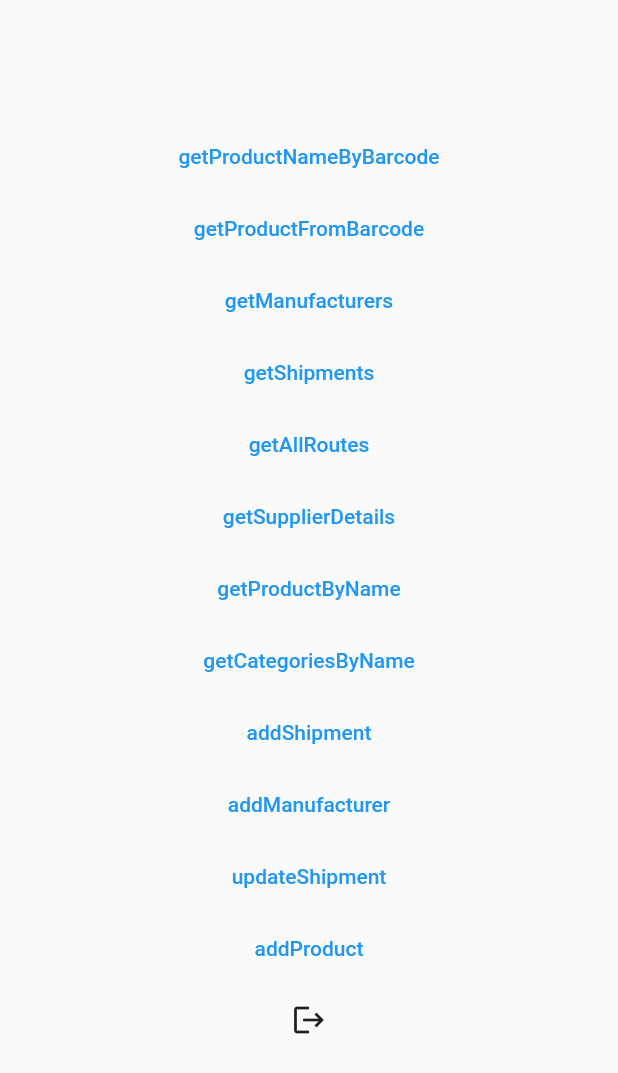
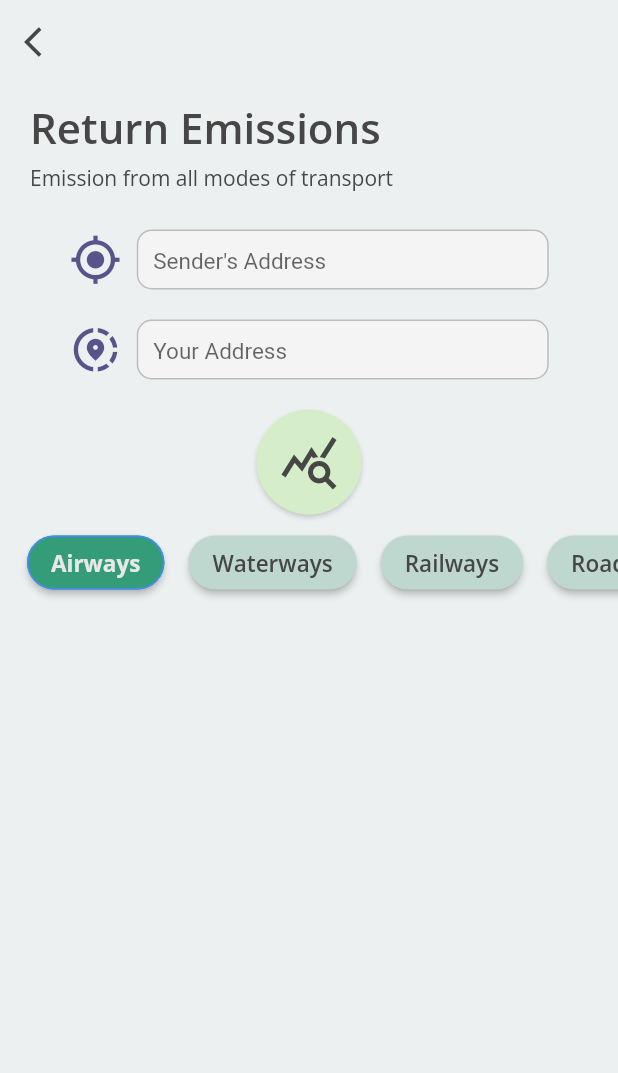
Before and after one commit to TheNova22/ecotag-frontend, a Flutter app: the screen it shows once a user with an empty profile is signed in, after a tap on "getAllRoutes", on a phone screen of 412 x 824 dp. Shown: the top 1073 px of the screen. Run offline on Flutter 3.47's test engine with Material 2 defaults, Android fonts, the light colour scheme and no system bars; our stand-ins replace dio, firebase_auth, firebase_core, fluttertoast, google_fonts, google_sign_in and 2 more; accounts and stored records are empty; network calls fail.

Commit message:
Reverse logistics screen added and integrated

```diff
--- a/lib/screens/api_test.dart
+++ b/lib/screens/api_test.dart
@@ -1,7 +1,7 @@
 import 'package:firebase_auth/firebase_auth.dart';
 import 'package:flutter/material.dart';
-
-import '../utils/api_functions.dart';
+import 'package:sih_frontend/screens/reverseLogistics/reverse_logistics.dart';
+import 'package:sih_frontend/utils/api_functions.dart';
 
 class APITestScreen extends StatelessWidget {
   const APITestScreen({Key? key}) : super(key: key);
@@ -46,14 +46,21 @@ class APITestScreen extends StatelessWidget {
                 },
               ),
               TextButton(
-                child: const Text("getAllRoutes"),
-                onPressed: () async {
-                  final x = await EcoTagAPI().getAllRoutes(
-                      fromAddress: "Mathikere, Bangalore",
-                      toAddress: "NIT Silchar, Silchar, Assam");
-                  debugPrint(x.toString());
-                },
-              ),
+                  child: const Text("getAllRoutes"),
+                  onPressed: () {
+                    Navigator.push(
+                        context,
+                        MaterialPageRoute(
+                            builder: (BuildContext context) =>
+                                ReverseLogisticsScreen()));
+                  }
+                  // () async {
+                  //   final x = await EcoTagAPI().getAllRoutes(
+                  //       fromAddress: "Mathikere, Bangalore",
+                  //       toAddress: "NIT Silchar, Silchar, Assam");
+                  //   debugPrint(x.toString());
+                  // },
+                  ),
               TextButton(
                 child: const Text("getSupplierDetails"),
                 onPressed: () async {
--- /dev/null
+++ b/lib/screens/reverseLogistics/components/custom_tfield.dart
@@ -0,0 +1,64 @@
+import 'package:flutter/material.dart';
+
+class CustomTextField extends StatelessWidget {
+  const CustomTextField(
+      {Key? key,
+      required this.controller,
+      required this.title,
+      required this.hint,
+      required this.width,
+      required this.height,
+      required this.prefixIcon})
+      : super(key: key);
+
+  final TextEditingController controller;
+  final String title;
+  final String hint;
+  final double width;
+  final double height;
+  final IconData prefixIcon;
+
+  @override
+  Widget build(BuildContext context) {
+    return Row(
+      mainAxisAlignment: MainAxisAlignment.center,
+      children: [
+        Icon(
+          prefixIcon,
+          size: 35,
+          color: Color.fromARGB(255, 88, 83, 138),
+        ),
+        Container(
+          width: width,
+          height: height - 20,
+          margin: const EdgeInsets.only(left: 10),
+          decoration: BoxDecoration(
+            borderRadius: const BorderRadius.only(
+              topLeft: Radius.circular(10),
+              topRight: Radius.circular(10),
+              bottomLeft: Radius.circular(10),
+              bottomRight: Radius.circular(10),
+            ),
+            color: Color.fromARGB(255, 244, 244, 244),
+            border: Border.all(
+              color: const Color.fromRGBO(189, 189, 189, 1),
+              width: 1,
+            ),
+          ),
+          padding: const EdgeInsets.only(left: 10),
+          child: TextField(
+            controller: controller,
+            style: TextStyle(fontSize: 15),
+            cursorColor: const Color.fromARGB(255, 83, 82, 82),
+            decoration: InputDecoration(
+                hintText: hint,
+                focusedBorder: const UnderlineInputBorder(
+                    borderSide: BorderSide(color: Colors.transparent)),
+                enabledBorder: const UnderlineInputBorder(
+                    borderSide: BorderSide(color: Colors.transparent))),
+          ),
+        )
+      ],
+    );
+  }
+}
--- /dev/null
+++ b/lib/screens/reverseLogistics/reverse_logistics.dart
@@ -0,0 +1,212 @@
+// ignore_for_file: prefer_const_constructors, unused_local_variable
+
+import 'dart:math';
+
+import 'package:flutter/material.dart';
+import 'package:google_fonts/google_fonts.dart';
+import 'package:sih_frontend/model/result.dart';
+import 'package:sih_frontend/model/route.dart' as rt;
+import 'package:sih_frontend/screens/reverseLogistics/components/custom_tfield.dart';
+import 'package:sih_frontend/screens/reverseLogistics/components/mode_details.dart';
+import 'package:sih_frontend/utils/api_functions.dart';
+import 'package:timelines/timelines.dart';
+
+class ReverseLogisticsScreen extends StatefulWidget {
+  ReverseLogisticsScreen({Key? key}) : super(key: key);
+
+  @override
+  State<ReverseLogisticsScreen> createState() => _ReverseLogisticsScreenState();
+}
+
+class _ReverseLogisticsScreenState extends State<ReverseLogisticsScreen> {
+  TextEditingController fromController = TextEditingController();
+  TextEditingController toController = TextEditingController();
+  bool searched = false;
+  rt.Route res =
+      rt.Route.fromMap({"source": "", "destination": "", "result": []});
+  int selectedIndex = 0;
+
+  @override
+  Widget build(BuildContext context) {
+    double w = MediaQuery.of(context).size.width;
+    double h = MediaQuery.of(context).size.height;
+
+    Future getModes() async {
+      await EcoTagAPI()
+          .getAllRoutes(
+              fromAddress: fromController.text.trim(),
+              toAddress: toController.text.trim())
+          .then((value) {
+        setState(() {
+          res = value;
+          searched = true;
+        });
+      });
+    }
+
+    return Scaffold(
+      backgroundColor: Color(0xffECF0F1),
+      appBar: AppBar(
+        centerTitle: true,
+        elevation: 0,
+        backgroundColor: Colors.transparent,
+        leading: IconButton(
+          onPressed: () {
+            Navigator.pop(context);
+          },
+          icon: Icon(Icons.arrow_back_ios),
+          color: Color(0xff464646),
+        ),
+      ),
+      body: SingleChildScrollView(
+        child: Center(
+          child: Column(
+            mainAxisSize: MainAxisSize.min,
+            children: [
+              Padding(
+                padding: const EdgeInsets.only(left: 20.0, top: 10),
+                child: Row(
+                  children: [
+                    Text("Return Emissions",
+                        style: GoogleFonts.openSans(
+                            fontSize: 28,
+                            color: Color(0xff464646),
+                            fontWeight: FontWeight.w600)),
+                  ],
+                ),
+              ),
+              Padding(
+                padding: const EdgeInsets.only(left: 20.0, top: 5),
+                child: Row(
+                  children: [
+                    Text("Emission from all modes of transport",
+                        style: GoogleFonts.openSans(
+                            fontSize: 14,
+                            color: Color(0xff464646),
+                            fontWeight: FontWeight.w400)),
+                  ],
+                ),
+              ),
+              SizedBox(
+                height: 25,
+              ),
+              CustomTextField(
+                  controller: fromController,
+                  title: "From",
+                  hint: "Sender's Address",
+                  prefixIcon: Icons.my_location,
+                  width: w / 1.5,
+                  height: 60),
+              SizedBox(
+                height: 20,
+              ),
+              CustomTextField(
+                  controller: toController,
+                  title: "To",
+                  hint: "Your Address",
+                  prefixIcon: Icons.share_location,
+                  width: w / 1.5,
+                  height: 60),
+              SizedBox(
+                height: 20,
+              ),
+              Container(
+                  width: 70,
+                  height: 70,
+                  decoration: BoxDecoration(
+                      shape: BoxShape.circle,
+                      color: Color.fromARGB(255, 213, 238, 201),
+                      // ignore: prefer_const_literals_to_create_immutables
+                      boxShadow: [
+                        BoxShadow(
+                          offset: Offset(0, 2),
+                          blurRadius: 2,
+                          color: Color.fromRGBO(0, 0, 0, 0.16),
+                        )
+                      ]),
+                  child: IconButton(
+                      iconSize: 40,
+                      onPressed: () {
+                        getModes();
+                      },
+                      icon: Icon(
+                        Icons.query_stats,
+                        color: Color(0xff464646),
+                      ))),
+              searched
+                  ? Container(
+                      margin: EdgeInsets.only(top: 20),
+                      height: 1,
+                      width: w / 1.2,
+                      color: Color.fromARGB(255, 201, 201, 201),
+                    )
+                  : Container(),
+              SingleChildScrollView(
+                scrollDirection: Axis.horizontal,
+                child: Padding(
+                  padding: const EdgeInsets.only(left: 10.0),
+                  child: Row(
+                    children: [
+                      [0, "Airways"],
+                      [1, "Waterways"],
+                      [2, "Railways"],
+                      [3, "Roadways"],
+                    ]
+                        .map<Widget>((e) => Padding(
+                              padding: const EdgeInsets.all(8.0),
+                              child: ElevatedButton(
+                                onPressed: () {
+                                  setState(() {
+                                    selectedIndex = int.parse(e[0].toString());
+                                  });
+                                },
+                                style: (selectedIndex == e[0])
+                                    ? ButtonStyle(
+                                        backgroundColor: MaterialStateProperty.all<Color>(
+                                            Color.fromARGB(255, 52, 156, 120)),
+                                        shape: MaterialStateProperty.all<RoundedRectangleBorder>(
+                                            RoundedRectangleBorder(
+                                                borderRadius:
+                                                    BorderRadius.circular(18.0),
+                                                side: BorderSide(
+                                                    color: Colors.blueAccent))))
+                                    : ButtonStyle(
+                                        backgroundColor: MaterialStateProperty.all<Color>(
+                                            Color.fromARGB(255, 191, 216, 207)),
+                                        shape: MaterialStateProperty.all<
+                                            RoundedRectangleBorder>(RoundedRectangleBorder(
+                                          borderRadius:
+                                              BorderRadius.circular(18.0),
+                                        ))),
+                                child: Text(
+                                  e[1].toString(),
+                                  style: (selectedIndex == e[0])
+                                      ? GoogleFonts.openSans(
+                                          fontSize: 15,
+                                          color: Color.fromARGB(
+                                              255, 232, 232, 232),
+                                          fontWeight: FontWeight.w700)
+                                      : GoogleFonts.openSans(
+                                          fontSize: 15,
+                                          color: Color(0xff464646),
+                                          fontWeight: FontWeight.w600),
+                                ),
+                              ),
+                            ))
+                        .toList(),
+                  ),
+                ),
+              ),
+              SizedBox(
+                height: 20,
+              ),
+              (searched)
+                  ? ModeDetails(w: w, selectedIndex: selectedIndex, res: res)
+                  : Container()
+            ],
+          ),
+        ),
+      ),
+    );
+  }
+}
--- a/lib/utils/api_functions.dart
+++ b/lib/utils/api_functions.dart
@@ -5,6 +5,7 @@ import 'package:flutter/material.dart';
 import 'package:sih_frontend/model/manufacturer.dart';
 import 'package:sih_frontend/model/product.dart';
 import 'package:sih_frontend/model/result.dart';
+import 'package:sih_frontend/model/route.dart' as rt;
 import 'package:sih_frontend/model/shipment.dart';
 import 'package:sih_frontend/model/supplier.dart';
 import 'package:sih_frontend/utils/authentication.dart';
@@ -88,13 +89,11 @@ class EcoTagAPI {
     return List<String>.from(jsonDecode(userData.data));
   }
 
-  Future<Result> getAllRoutes(
+  Future<rt.Route> getAllRoutes(
       {required String fromAddress, required String toAddress}) async {
     Response userData = await _dio.get(
         '${_baseUrl}getAllRoutes?fromAddress=$fromAddress&toAddress=$toAddress');
-    debugPrint(' ${userData.data}');
-    showToast('${userData.data}');
-    return Result.fromMap(jsonDecode(userData.data));
+    return rt.Route.fromMap(jsonDecode(userData.data));
   }
 
   Future<Map<String, dynamic>> addShipment(
```
Also changed, not shown: lib/screens/reverseLogistics/components/mode_details.dart (added, +271 -0 lines), pubspec.yaml (+9 -2 lines), assets/reverse/0.png (added), assets/reverse/1.png (added), assets/reverse/2.png (added), assets/reverse/3.png (added), pubspec.lock, 1 other file.
